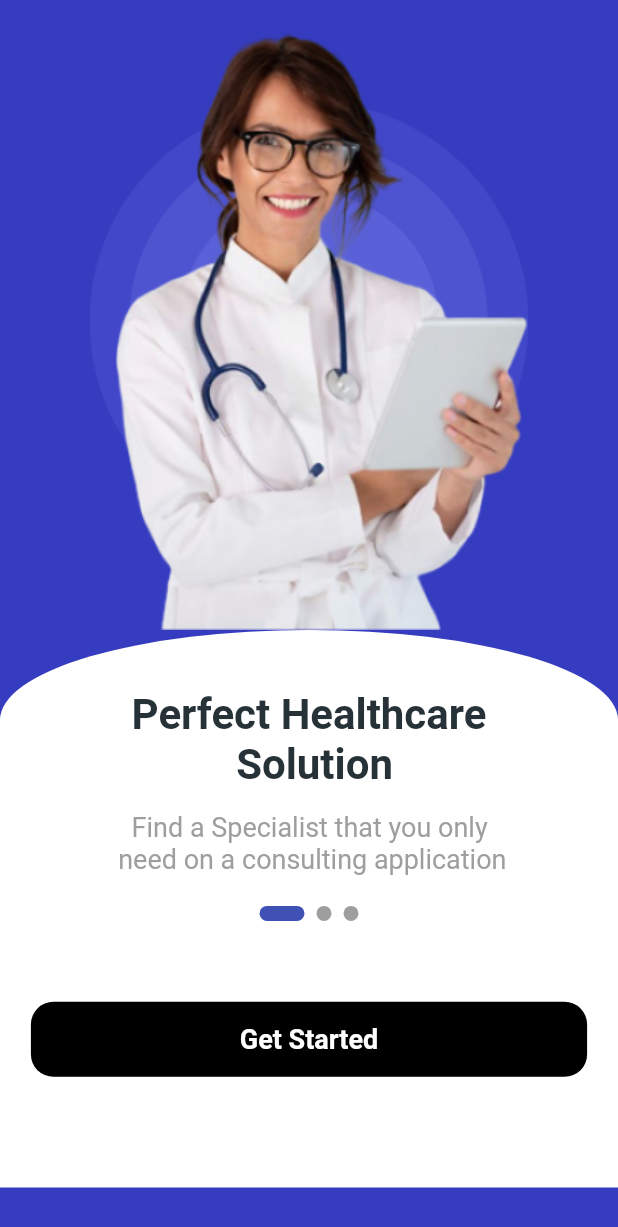
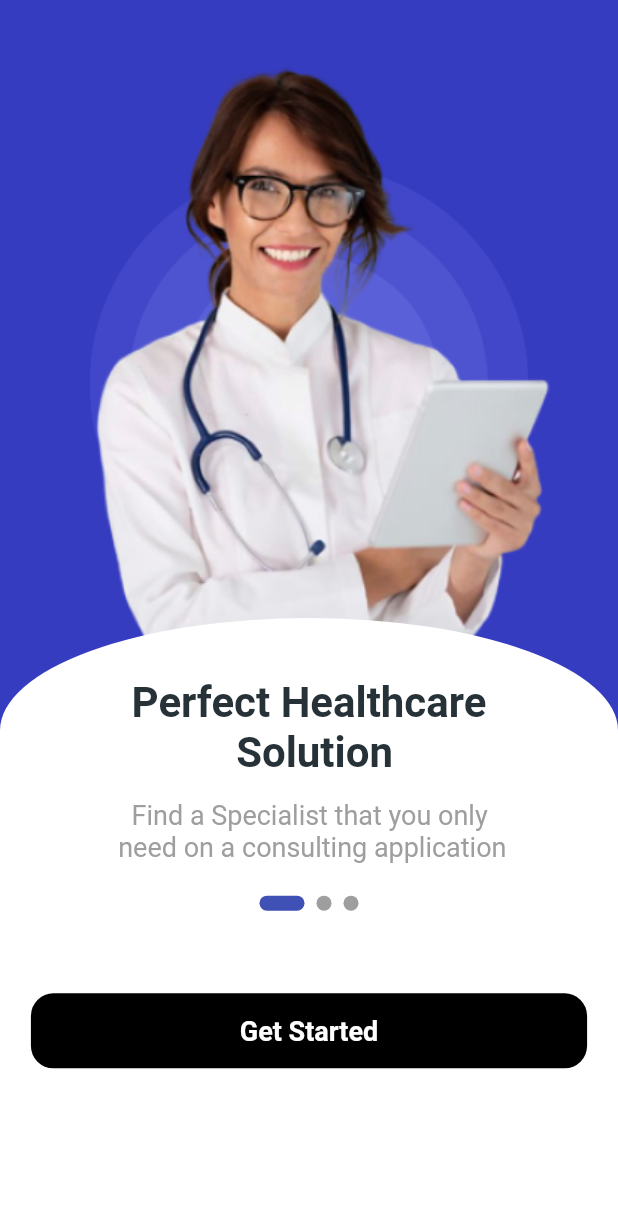
Before and after one commit to KingDavid360/Doctors-clinic, a Flutter app: the screen it shows after launch, on a phone screen of 412 x 824 dp. Shown: the top 1227 px of the screen. Run offline on Flutter 3.47's test engine with Material 2 defaults, Android fonts, the phone set to English and light mode, and no system bars; drawn by our look-alikes of smooth_page_indicator; our stand-ins replace floating_bottom_navigation_bar, flutter_slidable.

Commit message:
made the doctor's image merge

```diff
--- a/lib/Screens/Screen1.dart
+++ b/lib/Screens/Screen1.dart
@@ -30,18 +30,16 @@ class _InitialPageState extends State<InitialPage> {
   final _controller = PageController();
   @override
   Widget build(BuildContext context) {
-    return Container(
-      child: Column(
-        crossAxisAlignment: CrossAxisAlignment.center,
+    return Stack(
       children: [
         Padding(
           padding: const EdgeInsets.only(top: 8.0),
-            child: Center(
           child: Container(
+            padding: EdgeInsets.only(bottom: 320),
             width: MediaQuery.of(context).size.width,
-                height: MediaQuery.of(context).size.height * 0.5,
+            height: MediaQuery.of(context).size.height,
             child: Stack(
-                  alignment: AlignmentDirectional.center,
+              alignment: Alignment.center,
               children: [
                 Container(
                   height: MediaQuery.of(context).size.height * 0.7,
@@ -61,14 +59,17 @@ class _InitialPageState extends State<InitialPage> {
             ),
           ),
         ),
-          ),
+        Column(
+          mainAxisAlignment: MainAxisAlignment.end,
+          children: [
             Container(
-            height: MediaQuery.of(context).size.height * 0.451,
+              height: MediaQuery.of(context).size.height * 0.5,
               width: double.infinity,
               decoration: BoxDecoration(
                 color: Colors.white,
                 borderRadius: BorderRadius.vertical(
-                top: Radius.elliptical(MediaQuery.of(context).size.width, 120),
+                  top:
+                      Radius.elliptical(MediaQuery.of(context).size.width, 150),
                 ),
               ),
               child: Center(
@@ -162,6 +163,7 @@ class _InitialPageState extends State<InitialPage> {
             ),
           ],
         ),
+      ],
     );
   }
 }
```
Lines whose indentation alone changed are shown as unchanged.
